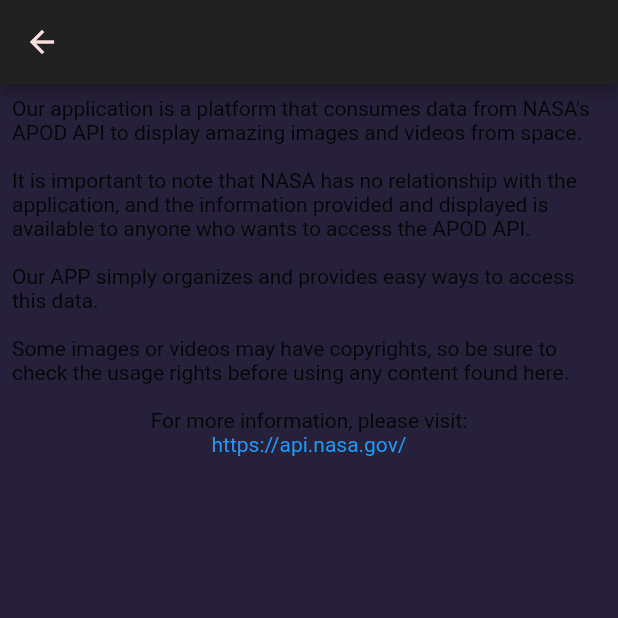
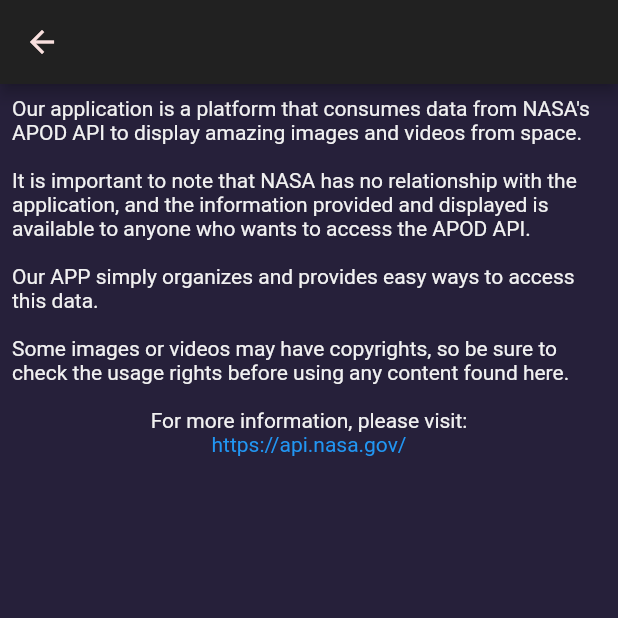
Before and after one commit to Althierfson/astronomy_picture, a Flutter app: the screen it shows after launch, in the side drawer, after a tap on "About APP", on a phone screen of 412 x 824 dp, the top half of it. Run offline on Flutter 3.47's test engine with Material 2 defaults, Android fonts, the phone set to English and light mode, and no system bars; our stand-ins replace dartz, equatable, flutter_local_notifications, flutter_native_timezone, get_it, internet_connection_checker and 4 more; missing offline and left inert: vimeo_video_player; network calls fail.

Commit message:
side menu style change

```diff
--- a/lib/core/pages/about_app.dart
+++ b/lib/core/pages/about_app.dart
@@ -1,3 +1,4 @@
+import 'package:astronomy_picture/theme.dart';
 import 'package:flutter/material.dart';
 import 'package:url_launcher/url_launcher.dart';
 
@@ -11,8 +12,12 @@ class AboutAppPage extends StatelessWidget {
       body: Container(
         padding: const EdgeInsets.all(8.0),
         child: Column(children: [
-          Text(text),
-          const Text("For more information, please visit:"),
+          Text(
+            text,
+            style: TextStyle(color: PersonalTheme.white),
+          ),
+          Text("For more information, please visit:",
+              style: TextStyle(color: PersonalTheme.white)),
           GestureDetector(
             onTap: () {
               launchUrl(Uri.parse("https://api.nasa.gov/"),
--- a/lib/features/apod/presentation/widgets/apod_drawer.dart
+++ b/lib/features/apod/presentation/widgets/apod_drawer.dart
@@ -1,3 +1,4 @@
+import 'package:astronomy_picture/theme.dart';
 import 'package:flutter/material.dart';
 
 class ApodDrawer extends StatelessWidget {
@@ -10,13 +11,28 @@ class ApodDrawer extends StatelessWidget {
       child: Column(
         crossAxisAlignment: CrossAxisAlignment.start,
         children: [
-          DrawerHeader(child: Image.asset("assets/icon.png")),
+          DrawerHeader(
+              child: Center(
+                  child: Container(
+                      width: double.infinity,
+                      padding: const EdgeInsets.only(bottom: 10.0),
+                      decoration: BoxDecoration(
+                          border: Border(
+                              bottom: BorderSide(color: PersonalTheme.white))),
+                      child: Image.asset("assets/icon.png")))),
           TextButton.icon(
             onPressed: () {
+              Navigator.pop(context);
               Navigator.pushNamed(context, '/aboutApp');
             },
-            label: const Text("About APP"),
-            icon: const Icon(Icons.info_outline),
+            label: Text(
+              "About APP",
+              style: TextStyle(color: PersonalTheme.white),
+            ),
+            icon: Icon(
+              Icons.info_outline,
+              color: PersonalTheme.white,
+            ),
           )
         ],
       ),
--- a/lib/theme.dart
+++ b/lib/theme.dart
@@ -27,5 +27,6 @@ class PersonalTheme {
           style: ElevatedButton.styleFrom(backgroundColor: vermilion)),
       snackBarTheme: SnackBarThemeData(
           backgroundColor: spaceBlue,
-          contentTextStyle: TextStyle(color: white)));
+          contentTextStyle: TextStyle(color: white)),
+      drawerTheme: DrawerThemeData(backgroundColor: PersonalTheme.black));
 }
```
